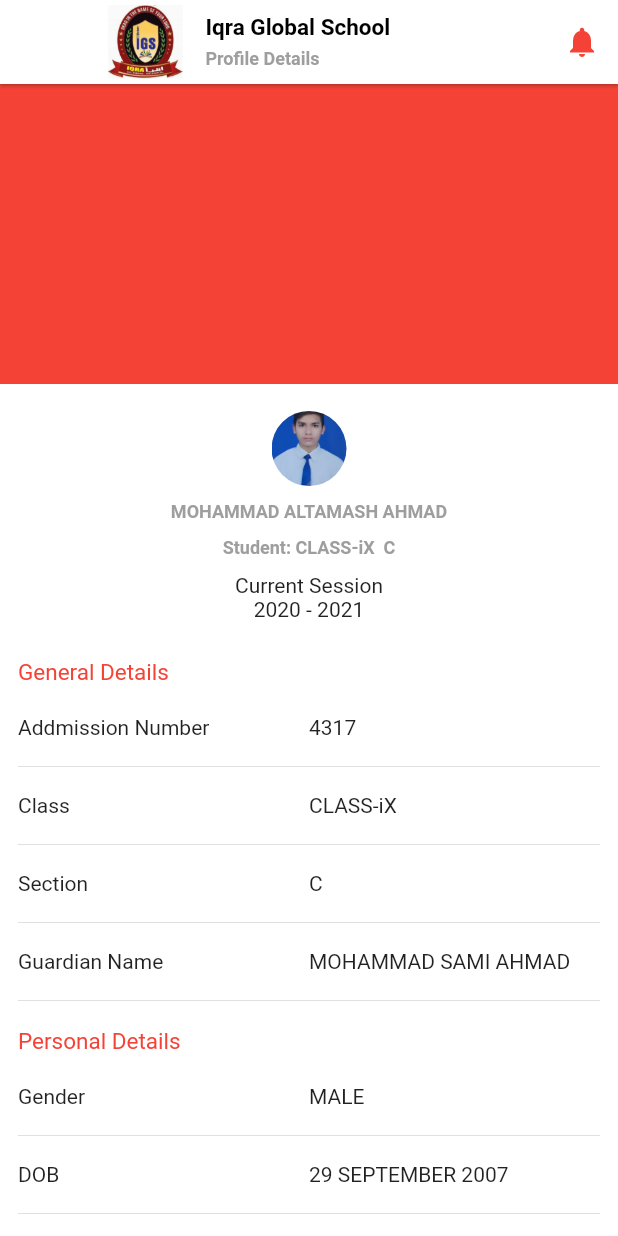
After one commit to fdeveloper786/IqraGlobalSchool, a Flutter app: the StudentsProfiles screen opened directly, on a phone screen of 412 x 824 dp. The commit adds this screen. Run offline on Flutter 3.47's test engine with Material 2 defaults, Android fonts, the phone set to English and light mode, and no system bars.

Commit message:
added login page,forgot page, reset page and student details page

```diff
--- /dev/null
+++ b/assets/localJson/studentProfile.json
@@ -0,0 +1,16 @@
+
+
+  {
+    "add_num": 4317,
+    "stud_name": "mohammad altamash ahmad",
+    "class": "CLASS-iX",
+    "section": "c",
+    "add_date": "05-2-2021",
+    "guardian_name": "mohammad sami ahmad",
+    "gender": "male",
+    "dob": "29 september 2007",
+    "blood_group": "0+ve",
+    "nationality": "Indian",
+    "address": "Neemtal,Khanmirza,Near Gulab General Store,PO Mahendru,PS Sultangunj,Patna - 800006",
+    "help": "In case,if you have any concerns about your profile details or of you want to update any of your information, please contact the administrator update of your institution."
+  }
--- /dev/null
+++ b/lib/Screens/studentProfile.dart
@@ -0,0 +1,252 @@
+import 'dart:convert';
+
+import 'package:flutter/material.dart';
+import 'package:flutter/services.dart';
+import 'package:mountassissi_clone/const/styles.dart';
+import 'package:mountassissi_clone/models/model_student_profile.dart';
+import 'package:mountassissi_clone/widgets/customAppbar.dart';
+
+
+
+
+class StudentsProfiles extends StatefulWidget {
+  const StudentsProfiles({Key? key}) : super(key: key);
+
+  @override
+  _StudentsProfilesState createState() => _StudentsProfilesState();
+}
+
+class _StudentsProfilesState extends State<StudentsProfiles> {
+
+
+  Future<String> _loadASchoolAsset() async {
+    return await rootBundle.loadString('assets/localJson/studentProfile.json');
+  }
+  var profile;
+  bool load = false;
+  Future loadStudent() async {
+    String jsonString = await _loadASchoolAsset();
+    final jsonResponse = jsonDecode(jsonString);
+    StudentProfile _studentProfile = new StudentProfile.fromJson(jsonResponse);
+    setState(() {
+      load = true;
+      profile = _studentProfile;
+     // debugPrint('data title is ${profile.dob.toString()}');
+    });
+    profile = _studentProfile;
+   // print(profile.studentName.toString());
+  }
+  @override
+  void initState() {
+    // TODO: implement initState
+    super.initState();
+    loadStudent();
+  }
+
+  @override
+  Widget build(BuildContext context) {
+    return Scaffold(
+      backgroundColor: Colors.white,
+      appBar: CustomAppBar(title: Text("Profile Details",style: Styles.textHomeStyle,),
+      ),
+      body: ListView(
+        shrinkWrap: true,
+        physics: ClampingScrollPhysics(),
+        children: [
+          Container(
+            color: Colors.red,
+            height: 200,
+          ),
+          SizedBox(height: 10,),
+          Padding(
+            padding: const EdgeInsets.all(8.0),
+            child: Container(
+              child: Column(
+                children: [
+                  Container(
+                      width: 50,
+                      height: 50,
+                      decoration: BoxDecoration(
+                          shape: BoxShape.circle,
+                          image: new DecorationImage(
+                              image:AssetImage('assets/icons/profiles/studentPic.png',) ,
+                              fit: BoxFit.cover)
+                      ),
+                      child:null /*Image.asset(
+                      'assets/icons/profiles/studentPic.png',
+                      fit: BoxFit.contain,
+                     ),*/
+                  ),
+                  SizedBox(height: 10,),
+                  Text("${profile.studentName.toUpperCase()}",style: Styles.textHomeStyle,),
+                  SizedBox(height: 10,),
+                  Text('Student: ${profile.cls}\t ${profile.section.toUpperCase()}',style: Styles.textHomeStyle,),
+                  SizedBox(height: 10,),
+                  Text("Current Session",),
+                  Text('2020 - 2021'),
+                ],
+              ),
+            ),
+          ),
+          SizedBox(height: 05,),
+          profileDetails()
+        ],
+      ),
+    );
+  }
+  Widget profileDetails(){
+    return Padding(
+      padding: const EdgeInsets.all(12.0),
+      child: Container(
+        child: Column(
+          crossAxisAlignment: CrossAxisAlignment.start,
+          children: [
+            Text('General Details',style: TextStyle(color: Colors.red,fontSize: 15),),
+            SizedBox(height: 20,),
+            Row(
+              mainAxisAlignment: MainAxisAlignment.spaceBetween,
+              children: [
+                Expanded(
+                    flex: 1,
+                    child: Text("Addmission Number")),
+                Expanded(
+                    flex: 1,
+                    child: Text("${profile.addmissionNumber.toString()}")),
+              ],
+            ),
+            SizedBox(height: 10,),
+            Divider(),
+            SizedBox(height: 10,),
+            //class
+            Row(
+              mainAxisAlignment: MainAxisAlignment.spaceBetween,
+              children: [
+                Expanded(
+                    flex: 1,
+                    child: Text("Class")),
+                Expanded(
+                    flex: 1,
+                    child: Text("${profile.cls.toString()}")),
+              ],
+            ),
+            SizedBox(height: 10,),
+            Divider(),
+            SizedBox(height: 10,),
+            //section
+            Row(
+              mainAxisAlignment: MainAxisAlignment.spaceBetween,
+              children: [
+                Expanded(
+                    flex: 1,
+                    child: Text("Section")),
+                Expanded(
+                    flex: 1,
+                    child: Text("${profile.section.toUpperCase()}")),
+              ],
+            ),
+            SizedBox(height: 10,),
+            Divider(),
+            SizedBox(height: 10,),
+            //guardian name
+            Row(
+              mainAxisAlignment: MainAxisAlignment.spaceBetween,
+              children: [
+                Expanded(
+                    flex: 1,
+                    child: Text("Guardian Name")),
+                Expanded(
+                    flex: 1,
+                    child: Text("${profile.guardianName.toUpperCase()}")),
+              ],
+            ),
+            SizedBox(height: 10,),
+            Divider(),
+            SizedBox(height: 10,),
+            //Personal Details
+            Text('Personal Details',style: TextStyle(color: Colors.red,fontSize: 15),),
+            SizedBox(height: 20,),
+            //gender
+            Row(
+              mainAxisAlignment: MainAxisAlignment.spaceBetween,
+              children: [
+                Expanded(
+                    flex: 1,
+                    child: Text("Gender")),
+                Expanded(
+                    flex: 1,
+                    child: Text("${profile.gender.toUpperCase()}")),
+              ],
+            ),
+            SizedBox(height: 10,),
+            Divider(),
+            SizedBox(height: 10,),
+            //DOB
+            Row(
+              mainAxisAlignment: MainAxisAlignment.spaceBetween,
+              children: [
+                Expanded(
+                    flex: 1,
+                    child: Text("DOB")),
+                Expanded(
+                    flex: 1,
+                    child: Text("${profile.dob.toUpperCase()}")),
+              ],
+            ),
+            SizedBox(height: 10,),
+            Divider(),
+            SizedBox(height: 10,),
+            //blood group
+            Row(
+              mainAxisAlignment: MainAxisAlignment.spaceBetween,
+              children: [
+                Expanded(
+                    flex: 1,
+                    child: Text("Blood Group")),
+                Expanded(
+                    flex: 1,
+                    child: Text("${profile.bloodGroup}")),
+              ],
+            ),
+            SizedBox(height: 10,),
+            Divider(),
+            SizedBox(height: 10,),
+            //Natinality
+            Row(
+              mainAxisAlignment: MainAxisAlignment.spaceBetween,
+              children: [
+                Expanded(
+                    flex: 1,
+                    child: Text("Nationality")),
+                Expanded(
+                    flex: 1,
+                    child: Text("${profile.nationality.toUpperCase()}")),
+              ],
+            ),
+            SizedBox(height: 10,),
+            Divider(),
+            SizedBox(height: 10,),
+            //address
+            Row(
+              mainAxisAlignment: MainAxisAlignment.spaceBetween,
+              children: [
+                Expanded(
+                    flex: 1,
+                    child: Text("Address")),
+                Expanded(
+                    flex: 1,
+                    child: Text("${profile.address.toUpperCase()}")),
+              ],
+            ),
+            SizedBox(height: 10,),
+            Divider(),
+            SizedBox(height: 20,),
+            Text("Help"),
+            SizedBox(height: 05,),
+            Text('${profile.help.toString()}'),
+            SizedBox(height: 20,),
+          ],
+        ),
+      ),
+    );
+  }
+}
--- /dev/null
+++ b/lib/models/model_student_profile.dart
@@ -0,0 +1,33 @@
+class StudentProfile{
+  final int addmissionNumber;
+  final String studentName;
+  final String cls;
+  final String section;
+  final String addmissionDate;
+  final String guardianName;
+  final String gender;
+  final String dob;
+  final String bloodGroup;
+  final String nationality;
+  final String address;
+  final String help;
+
+  StudentProfile({required this.addmissionNumber,required this.studentName,required this.cls, required this.section, required this.addmissionDate,
+  required this.guardianName, required this.gender, required this.dob, required this.bloodGroup,required this.nationality,required this.address,required this.help});
+  factory StudentProfile.fromJson(Map<String,dynamic> parsedJson){
+    return StudentProfile(
+        addmissionNumber: parsedJson['add_num'],
+        studentName: parsedJson['stud_name'],
+        cls: parsedJson['class'],
+        section: parsedJson['section'],
+        addmissionDate: parsedJson['add_date'],
+        guardianName: parsedJson['guardian_name'],
+        gender: parsedJson['gender'],
+        dob: parsedJson['dob'],
+        bloodGroup: parsedJson['blood_group'],
+        nationality: parsedJson['nationality'],
+        address: parsedJson['address'],
+        help: parsedJson["help"]
+    );
+  }
+}
--- a/lib/widgets/customAppbar.dart
+++ b/lib/widgets/customAppbar.dart
@@ -33,6 +33,7 @@ class CustomAppBar extends AppBar {
                 Variables.appTitle,
                 style: TextStyle(color: Colors.black,fontSize: 15,fontWeight: FontWeight.bold),
               ),
+              SizedBox(height: 05,),
               title,
             ],
           ),
--- a/pubspec.yaml
+++ b/pubspec.yaml
@@ -25,6 +25,7 @@ dependencies:
     sdk: flutter
   url_launcher: ^5.5.0
   flutter_launcher_icons: "^0.9.0"
+  custom_navigator: ^0.3.0
 
 
   # The following adds the Cupertino Icons font to your application.
```
Also changed, not shown: lib/Screens/Homepage.dart (+38 -16 lines), lib/authentication/changePassword.dart (added, +93 -0 lines), lib/authentication/forgetPassword.dart (added, +103 -0 lines), lib/authentication/login.dart (added, +183 -0 lines), pubspec.lock.
